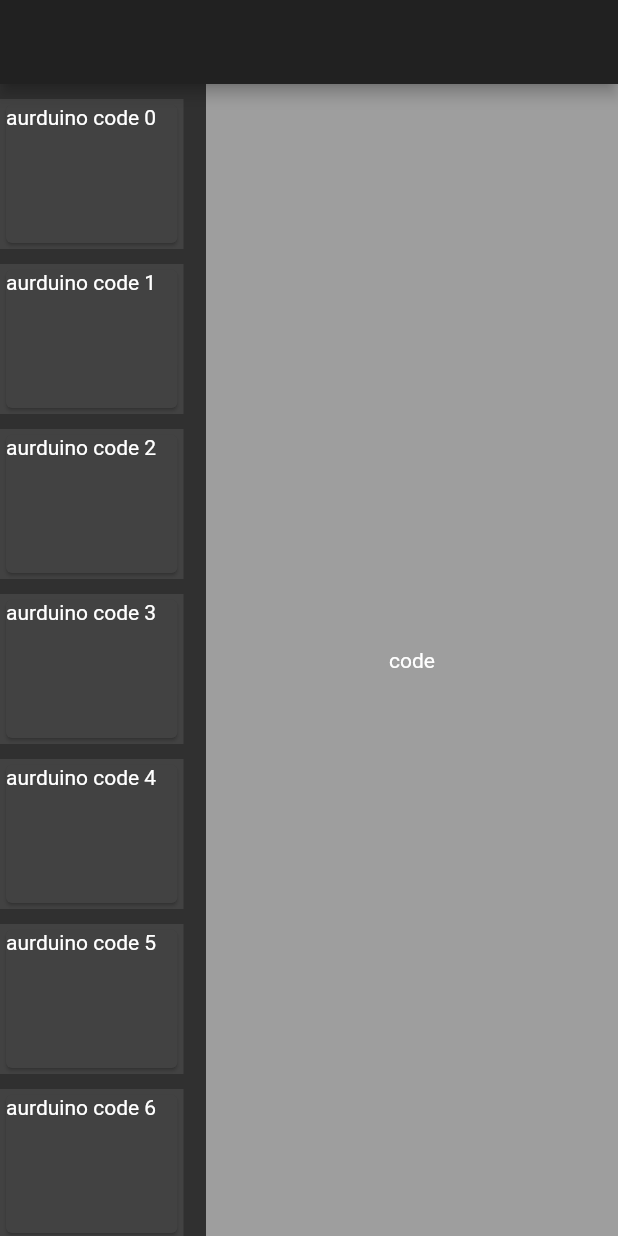
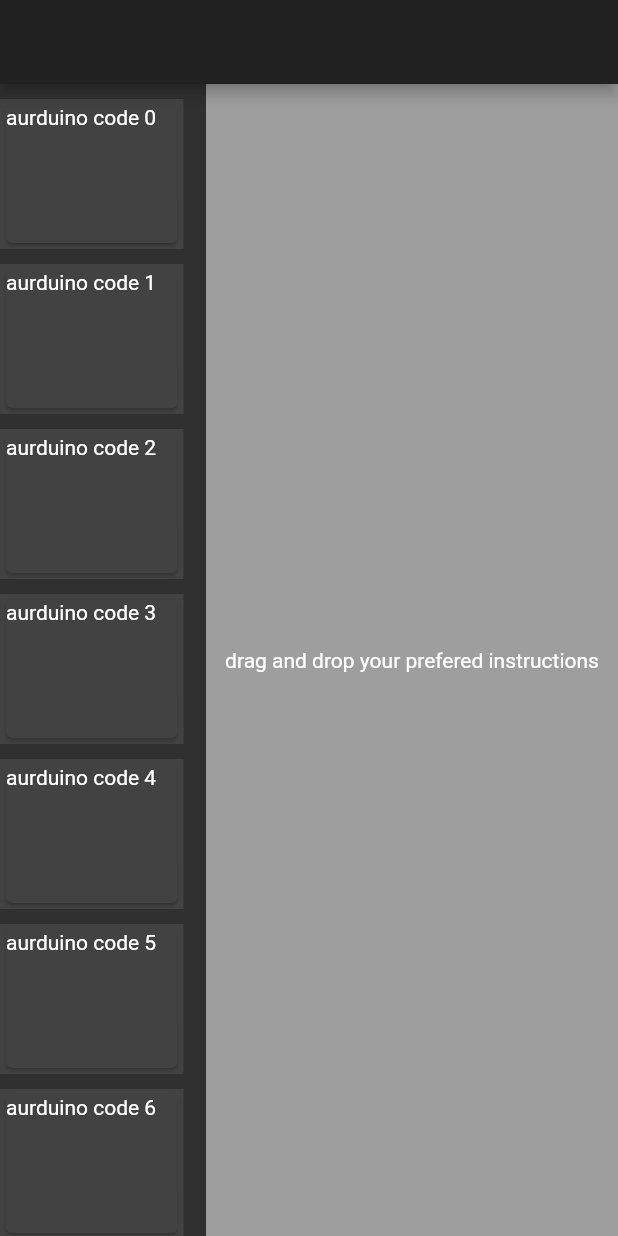
Before and after one commit to OmarHanyhassan/CYH-code-your-home, a Flutter app: the screen it shows after launch, on a phone screen of 412 x 824 dp. Run offline on Flutter 3.47's test engine with Material 2 defaults, Android fonts, the phone set to English and light mode, and no system bars.

Commit message:
celebrating success

```diff
--- a/lib/main.dart
+++ b/lib/main.dart
@@ -27,7 +27,7 @@ class _HomeState extends State<Home> {
   Widget build(BuildContext context) {
     List<String> codes = List<String>();
 
-    //String coded;
+    String coded;
     return Scaffold(
       appBar: AppBar(),
       body: Flex(
@@ -57,13 +57,16 @@ class _HomeState extends State<Home> {
               onAccept: (String code) {
                 codes.add(code);
                 print(codes);
+                coded = code;
               },
               builder: (context, accepted, rejected) {
                 //print(accepted);
                 return Container(
                   color: Colors.grey,
                   child: Center(
-                    child: Text("code"),
+                    child: accepted.isEmpty
+                        ? Text("drag and drop your prefered instructions")
+                        : Text("$coded is added"),
                   ),
                 );
               },
```
